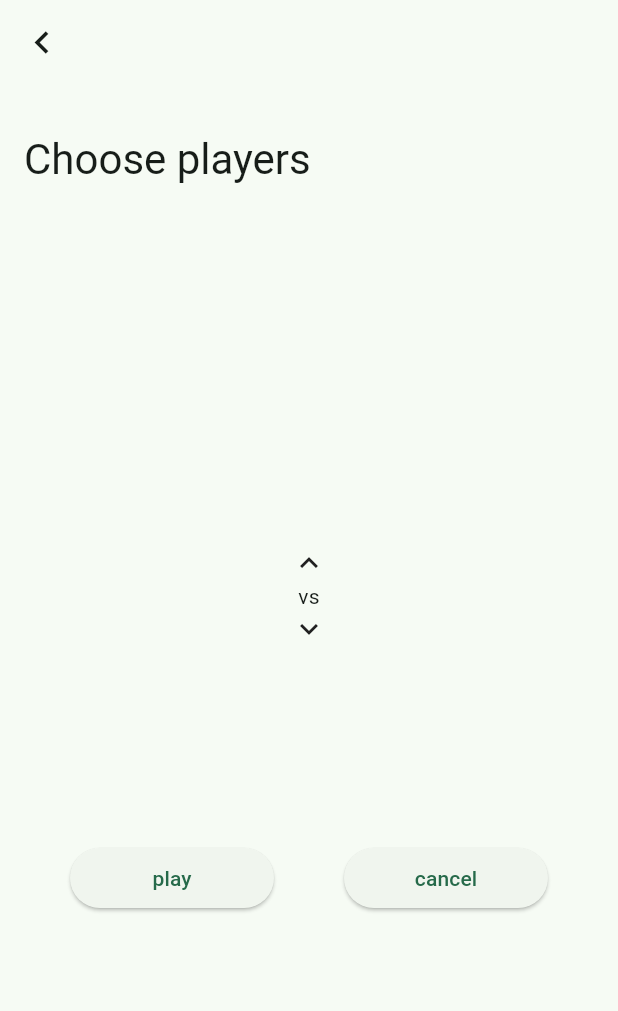
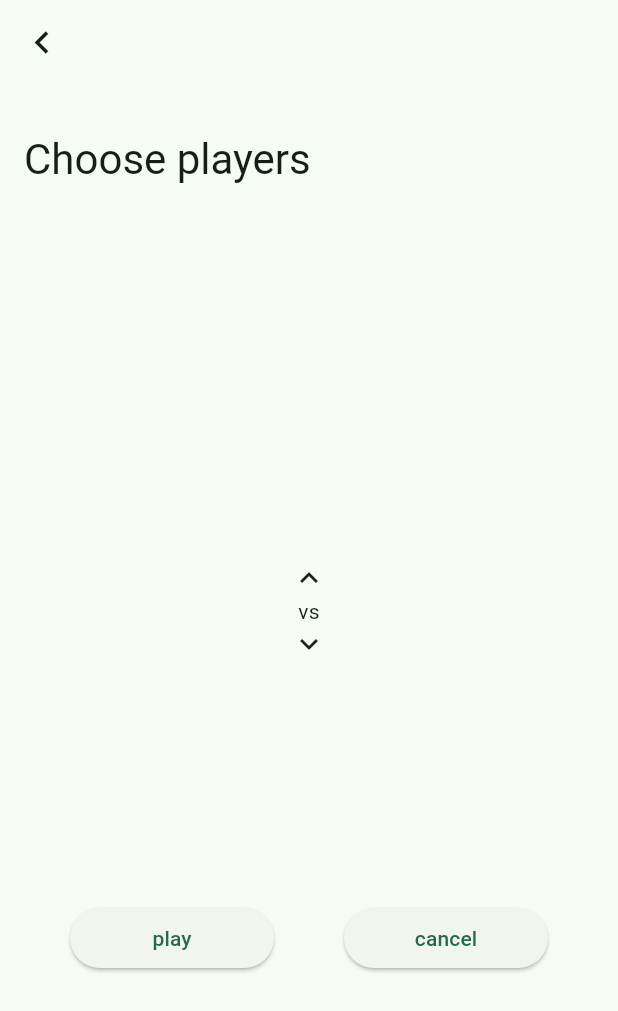
Before and after one commit to itskck/Snooker-app, a Flutter app: the NewFrame screen opened by its route, on a phone screen of 412 x 824 dp. Shown: the top 1011 px of the screen. Run offline on Flutter 3.47's test engine with Material 2 defaults, Android fonts, the phone set to English and light mode, and no system bars; drawn by our look-alikes of wheel_chooser; our stand-ins replace bloc, easy_localization, equatable, flutter_bloc, freezed_annotation, hydrated_bloc and 3 more; missing offline and left inert: advance_pdf_viewer, flutter_pdfview, rolling_switch.

Commit message:
started frames tracking

```diff
--- a/lib/core/app.dart
+++ b/lib/core/app.dart
@@ -28,6 +28,7 @@ class App extends StatelessWidget {
       child: BlocBuilder<ThemeCubit, ThemeState>(
         builder: (context, state) {
           return MaterialApp.router(
+            debugShowCheckedModeBanner: false,
             localizationsDelegates: context.localizationDelegates,
             supportedLocales: context.supportedLocales,
             locale: context.locale,
--- a/lib/models/frame/frame.dart
+++ b/lib/models/frame/frame.dart
@@ -8,9 +8,8 @@ class Frame with _$Frame {
   factory Frame({
     required final int player1Id,
     required final int player2Id,
-    @Default(true) bool isPlayerOneCurrentPlayer,
-    @Default([]) List<String?> player1Scores,
-    @Default([]) List<String?> player2Scores,
+    @Default(0) int player1Points,
+    @Default(0) int player2Points,
     @Default(false) bool isFinished,
   }) = _Frame;
 
--- a/lib/ui/screens/frames/new_frame.dart
+++ b/lib/ui/screens/frames/new_frame.dart
@@ -57,9 +57,15 @@ class NewFrame extends StatelessWidget {
                         datas: names,
                       ),
                     ),
-                    Icon(Icons.keyboard_arrow_up),
+                    Padding(
+                      padding: const EdgeInsets.only(top: 30),
+                      child: Icon(Icons.keyboard_arrow_up),
+                    ),
                     Text('vs'),
-                    Icon(Icons.keyboard_arrow_down),
+                    Padding(
+                      padding: const EdgeInsets.only(bottom: 30),
+                      child: Icon(Icons.keyboard_arrow_down),
+                    ),
                     SizedBox(
                       height: 100,
                       width: MediaQuery.of(context).size.width,
--- a/lib/ui/screens/home/rules.dart
+++ b/lib/ui/screens/home/rules.dart
@@ -7,7 +7,7 @@ import 'package:lottie/lottie.dart';
 import 'package:rolling_switch/rolling_switch.dart';
 import 'package:snookerpad/bloc/language/language_cubit.dart';
 import 'package:snookerpad/bloc/rules/rules_cubit.dart';
-import 'package:snookerpad/core/loader.dart';
+import 'package:snookerpad/ui/widgets/common/loader.dart';
 import 'package:snookerpad/ui/widgets/rules/rules_language_picker.dart';
 
 enum RulesLocale {
@@ -43,7 +43,7 @@ class _RulesState extends State<Rules> {
                 return PDFViewer(
                   document: state.pdfDocument,
                   pickerButtonColor: Theme.of(context).scaffoldBackgroundColor,
-                  lazyLoad: false,
+                  lazyLoad: true,
                   progressIndicator: Loader(),
                 );
               else {
--- a/lib/ui/widgets/player/player_avatar.dart
+++ b/lib/ui/widgets/player/player_avatar.dart
@@ -25,7 +25,7 @@ class PlayerAvatar extends StatelessWidget {
       child: player != null
           ? player!.picture == null
               ? Text(
-                  player!.name != null ? player!.name[0].toUpperCase() : '',
+                  player!.name != '' ? player!.name[0].toUpperCase() : '',
                   style: Theme.of(context).textTheme.headline5,
                   textAlign: TextAlign.center,
                 )
--- a/lib/utils/constants.dart
+++ b/lib/utils/constants.dart
@@ -5,3 +5,6 @@ const polishLocale = Locale('pl');
 
 const String pdfPl = 'assets/rules/pl.pdf';
 const String pdfEn = 'assets/rules/en.pdf';
+
+const String flagPl = 'assets/images/pl.png';
+const String flagEn = 'assets/images/en.png';
```
Also changed, not shown: lib/bloc/frames/frames_cubit.dart (+14 -1 lines), lib/ui/widgets/rules/rules_language_picker.dart (+10 -2 lines), assets/images/en.png (added), assets/images/pl.png (added), lib/models/frame/frame.freezed.dart, lib/models/frame/frame.g.dart, lib/ui/widgets/common/loader.dart (renamed from lib/core/loader.dart).
